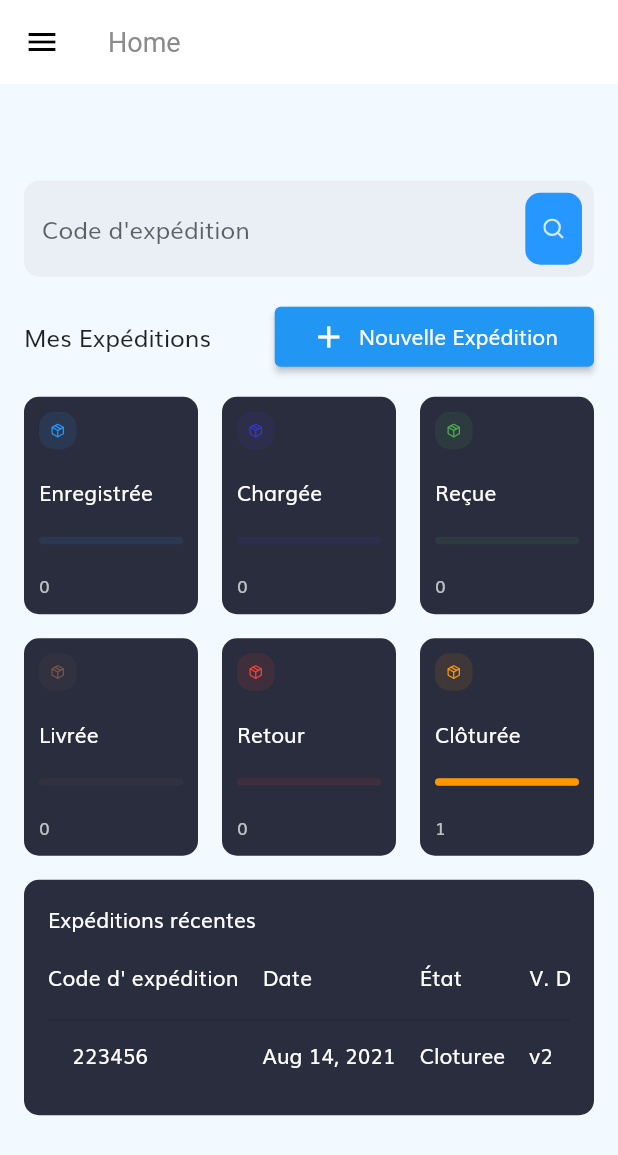
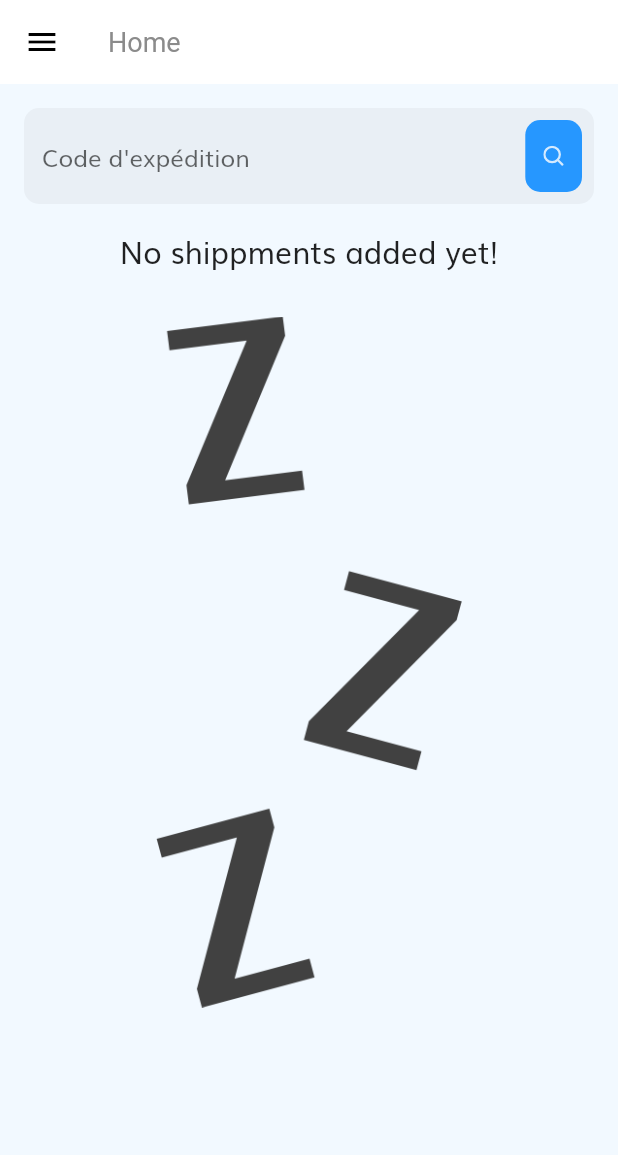
Before and after one commit to manal-elrhezzali/trancentum_ui_kit, a Flutter app: the HomeScreen screen opened by its route, on a phone screen of 412 x 824 dp. Shown: the top 1155 px of the screen. Run offline on Flutter 3.47's test engine with Material 2 defaults, Android fonts, the phone set to English and light mode, and no system bars; our stand-ins replace fl_chart, flutter_svg.

Commit message:
added a waiting image if no shippments are added yet in homeSCreeen

```diff
--- a/lib/components/no_account_text.dart
+++ b/lib/components/no_account_text.dart
@@ -67,7 +67,8 @@ class ContactInfoBottomSheet extends StatelessWidget {
             color: kPrimaryColor,
           ),
           title: new Text('Adresse'),
-          subtitle: Text("in ninininiinininininiininiin"),
+          subtitle: Text(
+              "Hauptstraße 5: 01234 Musterstadt. Australie"),
           onTap: () {
             Navigator.pop(context);
           },
@@ -78,7 +79,7 @@ class ContactInfoBottomSheet extends StatelessWidget {
             color: kPrimaryColor,
           ),
           title: new Text('E-mail'),
-          subtitle: Text("email email email email"),
+          subtitle: Text("qqqqwww@gmail.com"),
           onTap: () {
             Navigator.pop(context);
           },
--- a/lib/data/expeditions.dart
+++ b/lib/data/expeditions.dart
@@ -28,33 +28,33 @@ List<Expedition> demoExpeditions = [
   //     typeLivraison: "a domicile",
   //     villeDestinataireId: "v2",
   //     villeExpediteurId: "v1"),
-  Expedition(
-      clientDestinataireId: "c2",
-      clientExpediteurId: "c1",
-      codeABarre: "223456789",
-      codeExpedition: "223456",
-      codeGenere: "223456",
-      etat: Etat.Cloturee,
-      dCloturation: DateTime.now(),
-      dLivraison: DateTime.now(),
-      dcreation: DateTime.now(),
-      modePaiement: "PPE",
-      nbrColis: 12,
-      nbrFactures: 15,
-      pht: 12098,
-      premise: 12.32,
-      ptaxe1: 11.34,
-      ptaxe2: 10.34,
-      ptaxe3: 12.32,
-      ptaxe4: 12.32,
-      pttc: 12.32,
-      ptva: 12.32,
-      taxation: "Taxation",
-      ttlPoids: 12.32,
-      ttlValDeclaree: 12.32,
-      typeLivraison: "a domicile",
-      villeDestinataireId: "v1",
-      villeExpediteurId: "v2"),
+  // Expedition(
+  //     clientDestinataireId: "c2",
+  //     clientExpediteurId: "c1",
+  //     codeABarre: "223456789",
+  //     codeExpedition: "223456",
+  //     codeGenere: "223456",
+  //     etat: Etat.Cloturee,
+  //     dCloturation: DateTime.now(),
+  //     dLivraison: DateTime.now(),
+  //     dcreation: DateTime.now(),
+  //     modePaiement: "PPE",
+  //     nbrColis: 12,
+  //     nbrFactures: 15,
+  //     pht: 12098,
+  //     premise: 12.32,
+  //     ptaxe1: 11.34,
+  //     ptaxe2: 10.34,
+  //     ptaxe3: 12.32,
+  //     ptaxe4: 12.32,
+  //     pttc: 12.32,
+  //     ptva: 12.32,
+  //     taxation: "Taxation",
+  //     ttlPoids: 12.32,
+  //     ttlValDeclaree: 12.32,
+  //     typeLivraison: "a domicile",
+  //     villeDestinataireId: "v1",
+  //     villeExpediteurId: "v2"),
   // Expedition(
   //     clientDestinataireId: "c2",
   //     clientExpediteurId: "c1",
--- a/lib/screens/home/dashboard/dashboard.dart
+++ b/lib/screens/home/dashboard/dashboard.dart
@@ -40,35 +40,36 @@ class Dashboard extends StatelessWidget {
         expeditionClotureeCount++;
       }
     });
-    return Center(
-      child: SingleChildScrollView(
-        padding: EdgeInsets.all(defaultPadding),
-        child: demoExpeditions.isEmpty
-            ? Column(
+    return demoExpeditions.isEmpty
+        ? LayoutBuilder(builder: (ctx, constraints) {
+            return SingleChildScrollView(
+              padding: EdgeInsets.all(defaultPadding),
+              child: Column(
                 children: [
                   SearchField(),
                   SizedBox(height: defaultPadding),
-                  Text("demoExpeditions is empty"),
-                  //change this button style
-                  ElevatedButton.icon(
-                    onPressed: () {
-                      Navigator.of(context)
-                          .pushNamed(NewExpeditionScreen.routeName);
-                    },
-                    style: TextButton.styleFrom(
-                      padding: EdgeInsets.symmetric(
-                        horizontal: defaultPadding * 1.5,
-                        vertical: defaultPadding /
-                            (ResponsiveWidget.isMobile(context) ? 2 : 1),
-                      ),
+                  Text(
+                    "No shippments added yet!",
+                    style: Theme.of(context).textTheme.title,
+                  ),
+                  SizedBox(
+                    height: 30,
+                  ),
+                  Container(
+                    height: constraints.maxHeight * 0.6,
+                    child: Image.asset(
+                      "assets/images/waiting.png",
+                      fit: BoxFit.cover,
                     ),
-                    icon: Icon(Icons.add),
-                    label: Text("Nouvelle Expédition"),
-                  ), // replace it with the zzzz image
-                  // and add a new expedition button
+                  ),
                 ],
-              )
-            : Column(
+              ),
+            );
+          })
+        : Center(
+            child: SingleChildScrollView(
+              padding: EdgeInsets.all(defaultPadding),
+              child: Column(
                 children: [
                   SearchField(),
                   // Header(),
@@ -139,7 +140,7 @@ class Dashboard extends StatelessWidget {
                   ),
                 ],
               ),
-      ),
-    );
+            ),
+          );
   }
 }
```
Also changed, not shown: assets/images/waiting.png (added).
